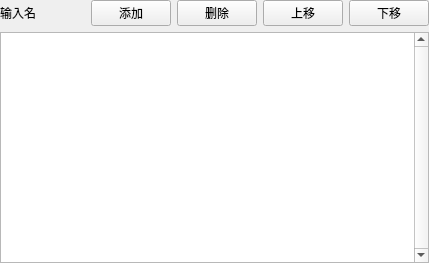
The window that src/preppipe_gui_pyside6/forms/filelistinputwidget.ui (PrepPipe/preppipe-python) describes before a commit, drawn with Qt 5.
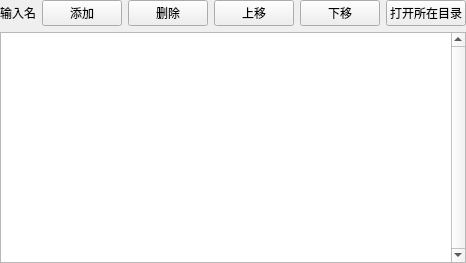
The same window after the commit.

Commit message: [GUI] Now file list input can open containing directory for input file

What changed in the file:
```diff
--- a/src/preppipe_gui_pyside6/forms/filelistinputwidget.ui
+++ b/src/preppipe_gui_pyside6/forms/filelistinputwidget.ui
@@ -93,6 +93,13 @@
        </property>
       </widget>
      </item>
+     <item>
+      <widget class="QPushButton" name="openContainingDirectoryButton">
+       <property name="text">
+        <string>打开所在目录</string>
+       </property>
+      </widget>
+     </item>
     </layout>
    </item>
    <item>
```
Left out of the diff: 6 changed lines with no effect on the pictures. The commit also changes 6 other files.
